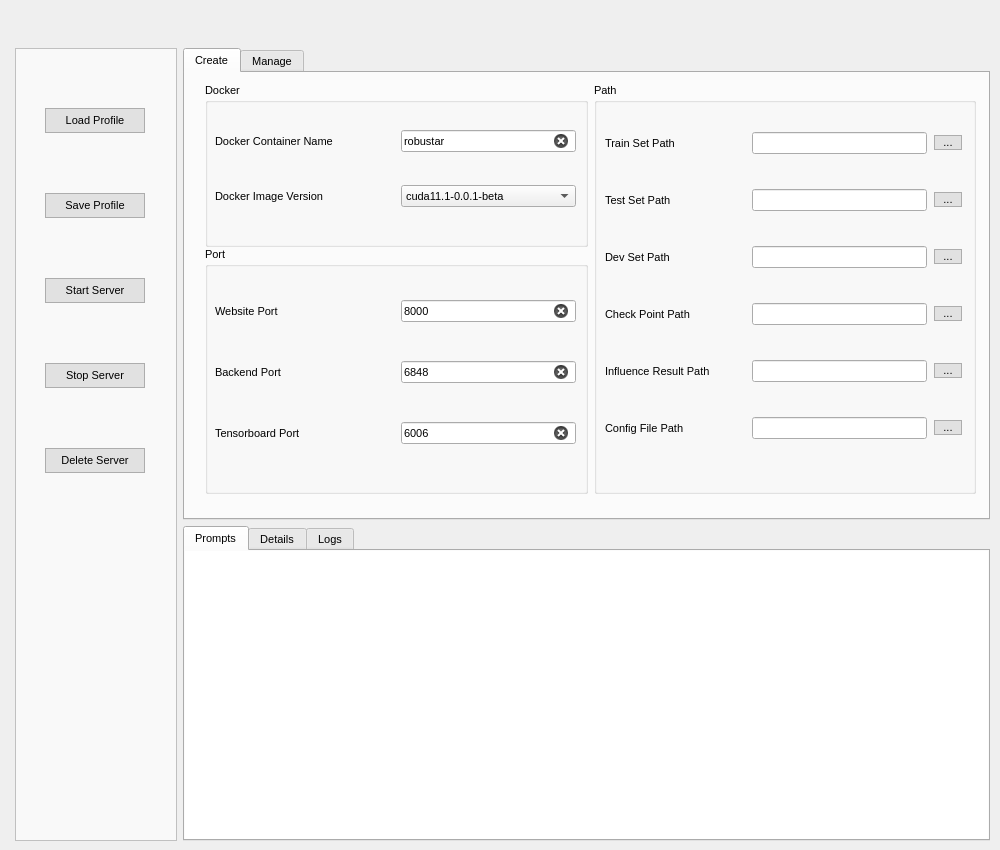
Above: launcher/launcher_v2.ui from PaulCCCCCCH/Robustar_implementation before the change. Below: the same form after it.
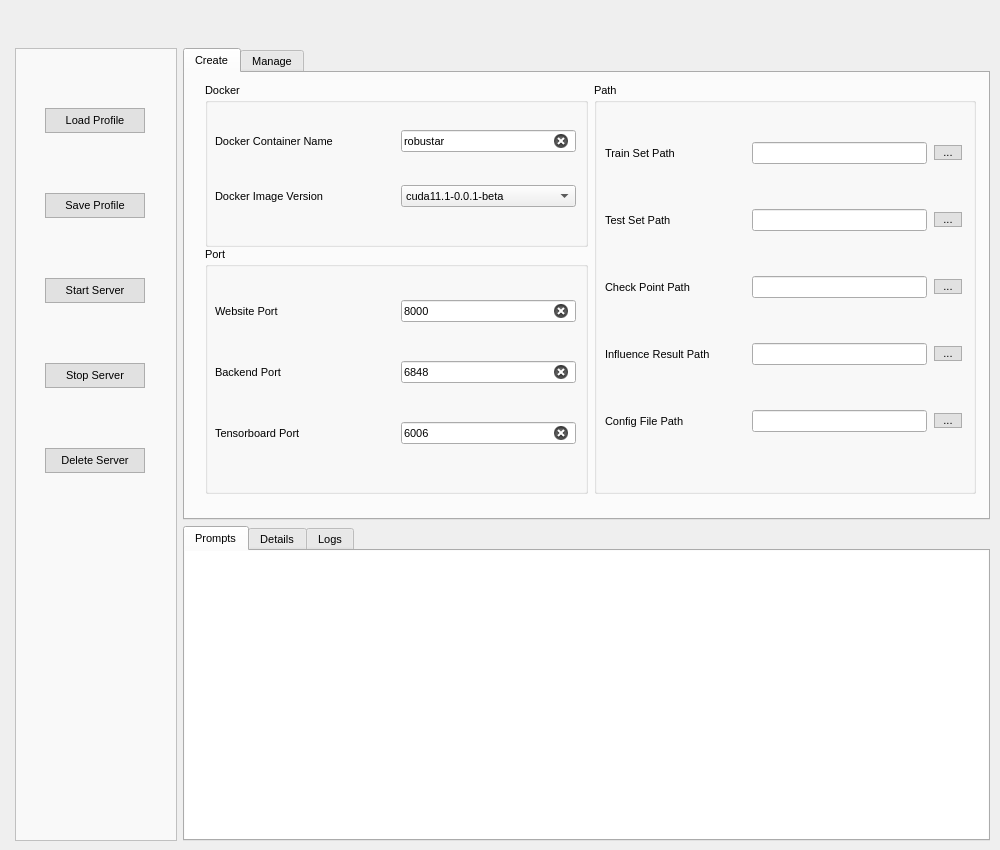
That is the form after the change. Icons and pictures are not drawn.

Commit message: Check if the device matches the image version

The edit to the form file:
```diff
--- a/launcher/launcher_v2.ui
+++ b/launcher/launcher_v2.ui
@@ -1079,106 +1079,6 @@
                        </item>
                       </layout>
                      </item>
-                     <item>
-                      <layout class="QHBoxLayout" name="horizontalLayout_22" stretch="0,0,0">
-                       <item>
-                        <widget class="QLabel" name="label_10">
-                         <property name="maximumSize">
-                          <size>
-                           <width>140</width>
-                           <height>16777215</height>
-                          </size>
-                         </property>
-                         <property name="font">
-                          <font>
-                           <family>Arial</family>
-                           <pointsize>8</pointsize>
-                           <weight>50</weight>
-                           <italic>false</italic>
-                           <bold>false</bold>
-                          </font>
-                         </property>
-                         <property name="text">
-                          <string>Dev Set Path</string>
-                         </property>
-                        </widget>
-                       </item>
-                       <item>
-                        <widget class="QLineEdit" name="devPathDisplay">
-                         <property name="sizePolicy">
-                          <sizepolicy hsizetype="Maximum" vsizetype="Fixed">
-                           <horstretch>0</horstretch>
-                           <verstretch>0</verstretch>
-                          </sizepolicy>
-                         </property>
-                         <property name="minimumSize">
-                          <size>
-                           <width>104</width>
-                           <height>0</height>
-                          </size>
-                         </property>
-                         <property name="maximumSize">
-                          <size>
-                           <width>175</width>
-                           <height>16777215</height>
-                          </size>
-                         </property>
-                         <property name="font">
-                          <font>
-                           <family>Arial</family>
-                           <pointsize>8</pointsize>
-                           <weight>50</weight>
-                           <italic>false</italic>
-                           <bold>false</bold>
-                          </font>
-                         </property>
-                         <property name="mouseTracking">
-                          <bool>true</bool>
-                         </property>
-                         <property name="text">
-                          <string/>
-                         </property>
-                         <property name="readOnly">
-                          <bool>false</bool>
-                         </property>
-                        </widget>
-                       </item>
-                       <item>
-                        <widget class="QPushButton" name="devPathButton">
-                         <property name="sizePolicy">
-                          <sizepolicy hsizetype="Maximum" vsizetype="Fixed">
-                           <horstretch>0</horstretch>
-                           <verstretch>0</verstretch>
-                          </sizepolicy>
-                         </property>
-                         <property name="minimumSize">
-                          <size>
-                           <width>28</width>
-                           <height>0</height>
-                          </size>
-                         </property>
-                         <property name="maximumSize">
-                          <size>
-                           <width>28</width>
-                           <height>16777215</height>
-                          </size>
-                         </property>
-                         <property name="font">
-                          <font>
-                           <family>Arial</family>
-                           <pointsize>8</pointsize>
-                           <weight>50</weight>
-                           <italic>false</italic>
-                           <bold>false</bold>
-                          </font>
-                         </property>
-                         <property name="text">
-                          <string>...</string>
-                         </property>
-                        </widget>
-                       </item>
-                      </layout>
-                     </item>
                      <item>
                       <layout class="QHBoxLayout" name="horizontalLayout_18">
                        <item>
```
The commit also changes 1 other file.
